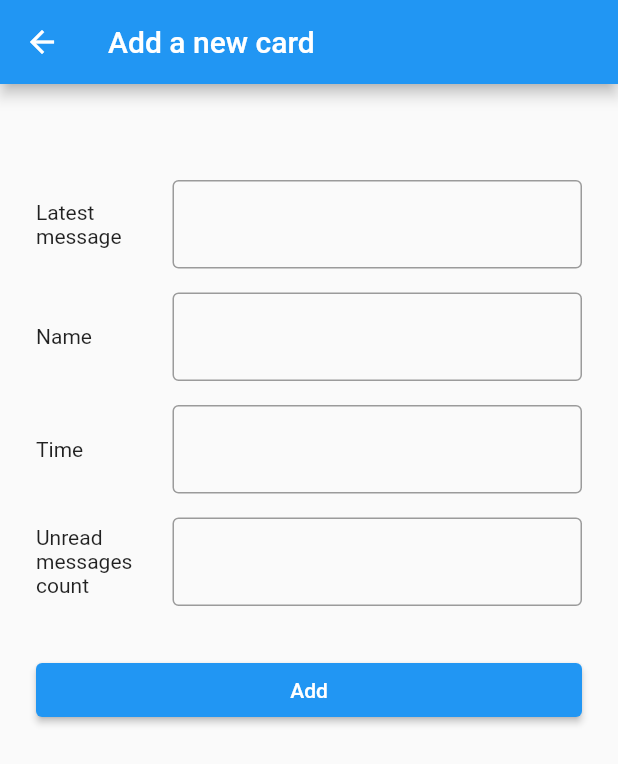
After one commit to MightyNawaf/tuwaiq-WA-clone, a Flutter app: the screen it shows after launch, after a tap on an icon or button, on a phone screen of 412 x 824 dp. The commit adds this screen. Shown: the top 764 px of the screen. Run offline on Flutter 3.47's test engine with Material 2 defaults, Android fonts, the phone set to English and light mode, and no system bars; our stand-ins replace font_awesome_flutter; network calls fail.

Commit message:
feat: add a new a card

```diff
--- a/lib/components/app_bar.dart
+++ b/lib/components/app_bar.dart
@@ -1,8 +1,10 @@
 import 'package:flutter/material.dart';
 import 'package:font_awesome_flutter/font_awesome_flutter.dart';
+import 'package:whatsapp_clone/pages/add_card_pages.dart';
 
 const blue = Color.fromARGB(255, 7, 85, 203);
-final customAppBar = AppBar(
+AppBar customAppBar(BuildContext context, {required Function() onPushDone}) {
+  return AppBar(
     backgroundColor: Colors.grey[200],
     elevation: 0,
     bottom: PreferredSize(
@@ -56,6 +58,18 @@ final customAppBar = AppBar(
         ),
         Expanded(
           flex: 2,
+          child: InkWell(
+            onTap: () async {
+              await Navigator.push(
+                context,
+                MaterialPageRoute(
+                  builder: (context) {
+                    return const AddCardPage();
+                  },
+                ),
+              );
+			  onPushDone.call();
+            },
             child: Container(
               alignment: Alignment.centerRight,
               child: const Icon(
@@ -65,6 +79,8 @@ final customAppBar = AppBar(
               ),
             ),
           ),
+        ),
       ],
     ),
   );
+}
--- a/lib/components/chat_card.dart
+++ b/lib/components/chat_card.dart
@@ -9,6 +9,7 @@ class ChatCard extends StatelessWidget {
     required this.latestMessage,
     required this.unreadMessagesCount,
     this.imageUrl,
+    this.showDivider = true,
   });
 
   final String? imageUrl;
@@ -16,6 +17,7 @@ class ChatCard extends StatelessWidget {
   final String latestMessage;
   final String time;
   final int unreadMessagesCount;
+  final bool showDivider;
 
   @override
   Widget build(BuildContext context) {
@@ -74,9 +76,12 @@ class ChatCard extends StatelessWidget {
             ],
           ),
         ),
-        Divider(
-          thickness: 1,
-          indent: MediaQuery.of(context).size.width * 0.2,
+        Visibility(
+          visible: showDivider,
+          child: Divider(
+            thickness: 1,
+            indent: MediaQuery.of(context).size.width * 0.2,
+          ),
         )
       ],
     );
--- /dev/null
+++ b/lib/data.dart
@@ -0,0 +1,31 @@
+import 'package:whatsapp_clone/components/chat_card.dart';
+
+class Data {
+  static List<ChatCard> cards = [
+    const ChatCard(
+      latestMessage: 'يخوي رد علينا',
+      name: 'فهد',
+      time: '10:00',
+      unreadMessagesCount: 1000,
+    ),
+    const ChatCard(
+      latestMessage: 'يخوي رد علينا',
+      name: 'وليد',
+      time: '4:00',
+      unreadMessagesCount: 3,
+    ),
+    const ChatCard(
+      latestMessage: 'يخوي رد علينا',
+      name: 'فهد',
+      time: '10:00',
+      unreadMessagesCount: 1000,
+    ),
+    const ChatCard(
+      latestMessage: 'يخوي رد علينا',
+      name: 'فهد',
+      time: '10:00',
+      unreadMessagesCount: 1000,
+      showDivider: false,
+    ),
+  ];
+}
--- a/lib/main.dart
+++ b/lib/main.dart
@@ -1,50 +1,51 @@
 import 'package:flutter/material.dart';
 import 'package:whatsapp_clone/components/app_bar.dart';
-import 'package:whatsapp_clone/components/chat_card.dart';
+import 'package:whatsapp_clone/data.dart';
 
 void main() {
   runApp(const MainApp());
 }
 
-class MainApp extends StatelessWidget {
+class MainApp extends StatefulWidget {
   const MainApp({super.key});
 
   @override
+  State<MainApp> createState() => MainAppState();
+}
+
+class MainAppState extends State<MainApp> {
+  @override
   Widget build(BuildContext context) {
-    return MaterialApp(
+    return const MaterialApp(
       debugShowCheckedModeBanner: false,
-      home: Scaffold(
-        appBar: customAppBar,
-        body: SafeArea(
-          bottom: false,
-          child: ListView(
-            children: const [
-              ChatCard(
-                latestMessage: 'يخوي رد علينا',
-                name: 'فهد',
-                time: '10:00',
-                unreadMessagesCount: 1000,
-              ),
-              ChatCard(
-                latestMessage: 'يخوي رد علينا',
-                name: 'وليد',
-                time: '4:00',
-                unreadMessagesCount: 3,
-              ),
-              ChatCard(
-                latestMessage: 'يخوي رد علينا',
-                name: 'فهد',
-                time: '10:00',
-                unreadMessagesCount: 1000,
-              ),
-              ChatCard(
-                latestMessage: 'يخوي رد علينا',
-                name: 'فهد',
-                time: '10:00',
-                unreadMessagesCount: 1000,
-              ),
-            ],
-          ),
+      home: ChatPage(),
+    );
+  }
+}
+
+class ChatPage extends StatefulWidget {
+  const ChatPage({super.key});
+
+  @override
+  State<ChatPage> createState() => _ChatPageState();
+}
+
+class _ChatPageState extends State<ChatPage> {
+  @override
+  Widget build(BuildContext context) {
+    return Scaffold(
+      appBar: customAppBar(
+        context,
+        onPushDone: () {
+          setState(() {});
+        },
+      ),
+      body: SafeArea(
+        bottom: false,
+        child: ListView(
+          children: [
+            ...Data.cards,
+          ],
         ),
       ),
     );
--- /dev/null
+++ b/lib/pages/add_card_pages.dart
@@ -0,0 +1,122 @@
+import 'package:flutter/material.dart';
+import 'package:whatsapp_clone/components/chat_card.dart';
+import 'package:whatsapp_clone/constants/spaces.dart';
+import 'package:whatsapp_clone/data.dart';
+
+class AddCardPage extends StatefulWidget {
+  const AddCardPage({super.key});
+
+  @override
+  State<AddCardPage> createState() => _AddCardPageState();
+}
+
+class _AddCardPageState extends State<AddCardPage> {
+  final latestMessageController = TextEditingController();
+  final nameController = TextEditingController();
+  final timeController = TextEditingController();
+  final unreadMessagesCountController = TextEditingController();
+
+  @override
+  void dispose() {
+    latestMessageController.dispose();
+    nameController.dispose();
+    timeController.dispose();
+    unreadMessagesCountController.dispose();
+    super.dispose();
+  }
+
+  @override
+  Widget build(BuildContext context) {
+    return Scaffold(
+      appBar: AppBar(
+        title: const Text('Add a new card'),
+      ),
+      body: SafeArea(
+        child: ListView(
+          padding: const EdgeInsets.symmetric(horizontal: 24, vertical: 64),
+          children: [
+            Row(
+              children: [
+                const Expanded(
+                  flex: 1,
+                  child: Text('Latest message'),
+                ),
+                Expanded(
+                  flex: 3,
+                  child: TextField(
+                    controller: latestMessageController,
+                    decoration: const InputDecoration(
+                      border: OutlineInputBorder(),
+                    ),
+                  ),
+                ),
+              ],
+            ),
+            kVSpace16,
+            Row(
+              mainAxisAlignment: MainAxisAlignment.spaceBetween,
+              children: [
+                const Expanded(flex: 1, child: Text('Name')),
+                Expanded(
+                  flex: 3,
+                  child: TextField(
+                    controller: nameController,
+                    decoration: const InputDecoration(
+                      border: OutlineInputBorder(),
+                    ),
+                  ),
+                ),
+              ],
+            ),
+            kVSpace16,
+            Row(
+              mainAxisAlignment: MainAxisAlignment.spaceBetween,
+              children: [
+                const Expanded(flex: 1, child: Text('Time')),
+                Expanded(
+                  flex: 3,
+                  child: TextField(
+                    controller: timeController,
+                    decoration: const InputDecoration(
+                      border: OutlineInputBorder(),
+                    ),
+                  ),
+                ),
+              ],
+            ),
+            kVSpace16,
+            Row(
+              mainAxisAlignment: MainAxisAlignment.spaceBetween,
+              children: [
+                const Expanded(flex: 1, child: Text('Unread messages count')),
+                Expanded(
+                  flex: 3,
+                  child: TextField(
+                    controller: unreadMessagesCountController,
+                    decoration: const InputDecoration(
+                      border: OutlineInputBorder(),
+                    ),
+                  ),
+                ),
+              ],
+            ),
+            kVSpace32,
+            ElevatedButton(
+              onPressed: () {
+                Data.cards.add(
+                  ChatCard(
+                    name: nameController.text,
+                    time: timeController.text,
+                    latestMessage: latestMessageController.text,
+                    unreadMessagesCount: int.parse(unreadMessagesCountController.text),
+                  ),
+                );
+              },
+              child: const Text('Add'),
+            ),
+          ],
+        ),
+      ),
+    );
+  }
+}
```
Also changed, not shown: pubspec.lock. Lines whose indentation alone changed are shown as unchanged.
